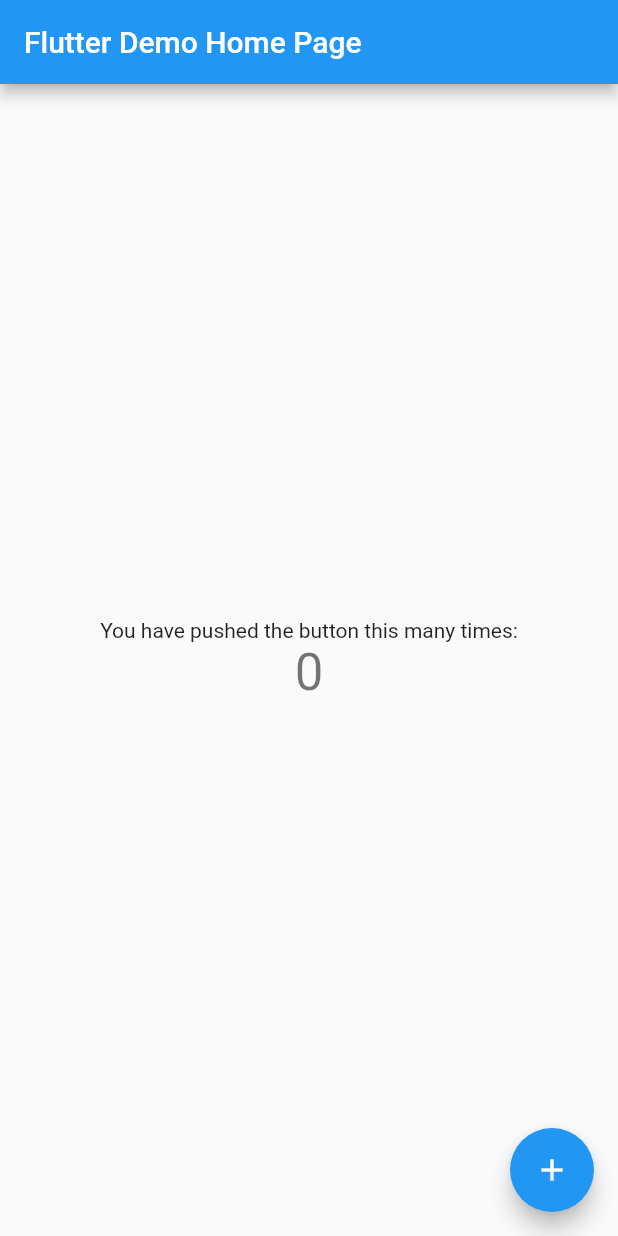
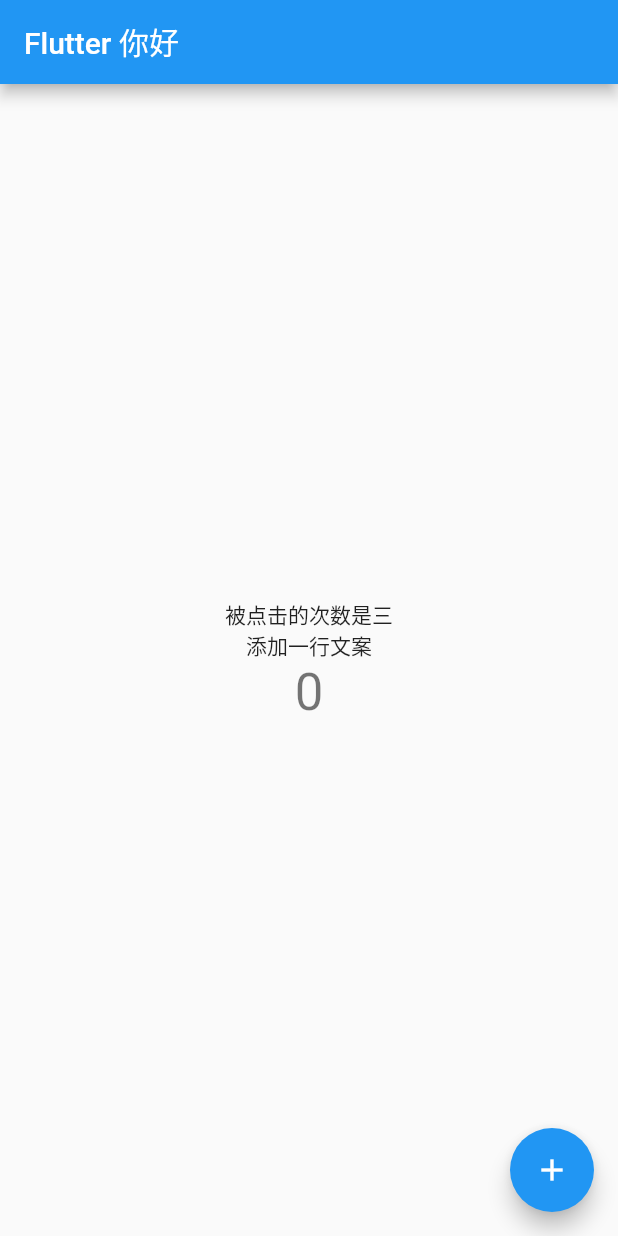
Before and after one commit to JYStone/nihao_flutter, a Flutter app: the screen it shows after launch, on a phone screen of 412 x 824 dp. Run offline on Flutter 3.47's test engine with Material 2 defaults, Android fonts, the phone set to English and light mode, and no system bars.

Commit message:
第一次提交

```diff
--- a/lib/main.dart
+++ b/lib/main.dart
@@ -22,7 +22,7 @@
         // is not restarted.
         primarySwatch: Colors.blue,
       ),
-      home: MyHomePage(title: 'Flutter Demo Home Page'),
+      home: MyHomePage(title: 'Flutter 你好'),
     );
   }
 }
@@ -94,7 +94,10 @@
           mainAxisAlignment: MainAxisAlignment.center,
           children: <Widget>[
             Text(
-              'You have pushed the button this many times:',
+              '被点击的次数是三',
+            ),
+            Text(
+              '添加一行文案'
             ),
             Text(
               '$_counter',
```
Also changed, not shown: 3 other files.
